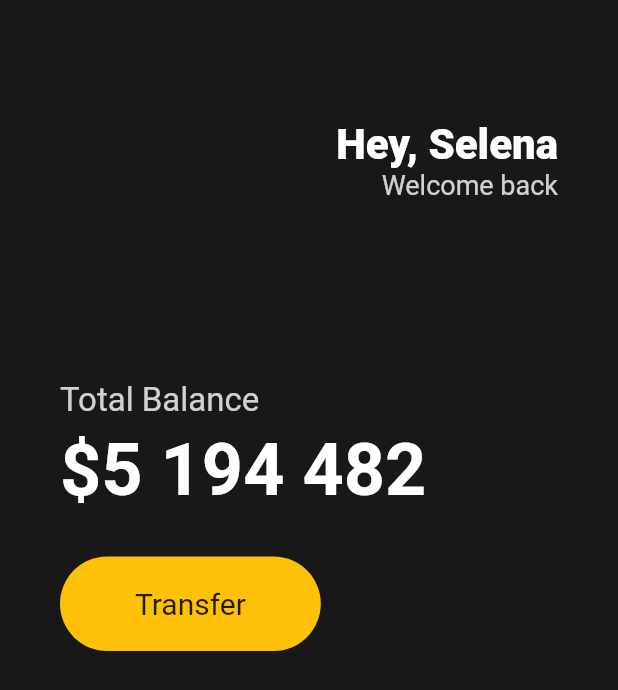
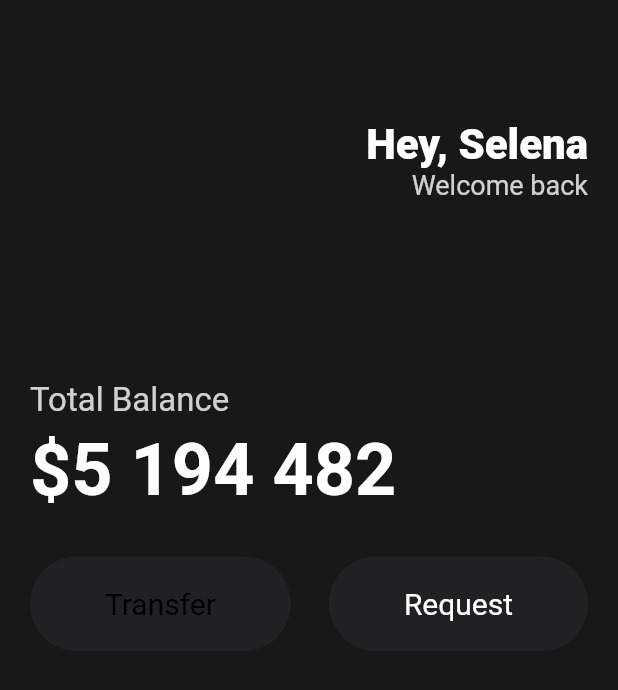
Before and after one commit to nohsangwoo/dribble-Finnancial-Mobile-clone, a Flutter app: the screen it shows after launch, on a phone screen of 412 x 824 dp. Shown: the top 690 px of the screen. Run offline on Flutter 3.47's test engine with Material 2 defaults, Android fonts, the phone set to English and light mode, and no system bars.

Commit message:
Reusable Widget

```diff
--- a/lib/main.dart
+++ b/lib/main.dart
@@ -1,4 +1,5 @@
 import 'package:flutter/material.dart';
+import 'package:toonflix/widgets/Button.dart';
 
 class Player {
   late String name;
@@ -36,7 +37,9 @@ class App extends StatelessWidget {
           // EdgeInsets.all(10) 싱히좌우 모두 10의 패딩을 준다.
           // EdgeInsets.only(top:20) 상단 부분만 20의 패딩을 준다.
           // EdgeInsets.symmetric(vertical: 30) 상하 부분만 30의 패딩을 준다.
-          padding: const EdgeInsets.symmetric(horizontal: 40),
+          padding: const EdgeInsets.symmetric(
+            horizontal: 20,
+          ),
           child: Column(
             crossAxisAlignment: CrossAxisAlignment.start,
             children: [
@@ -95,24 +98,18 @@ class App extends StatelessWidget {
                 height: 30,
               ),
               Row(
-                children: [
-                  Container(
-                      decoration: BoxDecoration(
-                        color: Colors.amber,
-                        borderRadius: BorderRadius.circular(45),
-                      ),
-                      child: const Padding(
-                        padding: EdgeInsets.symmetric(
-                          vertical: 20,
-                          horizontal: 50,
-                        ),
-                        child: Text(
-                          "Transfer",
-                          style: TextStyle(
-                            fontSize: 20,
-                          ),
-                        ),
-                      ))
+                mainAxisAlignment: MainAxisAlignment.spaceBetween,
+                children: const [
+                  Button(
+                    text: "Transfer",
+                    bgColor: Color(0xFF1F2123),
+                    textColor: Colors.black,
+                  ),
+                  Button(
+                    text: "Request",
+                    bgColor: Color(0xFF1F2123),
+                    textColor: Colors.white,
+                  )
                 ],
               )
             ],
--- /dev/null
+++ b/lib/widgets/button.dart
@@ -0,0 +1,49 @@
+import 'package:flutter/material.dart'
+    show
+        BorderRadius,
+        BoxDecoration,
+        BuildContext,
+        Color,
+        Container,
+        EdgeInsets,
+        Padding,
+        StatelessWidget,
+        Text,
+        TextStyle,
+        Widget;
+
+class Button extends StatelessWidget {
+  final String text;
+  final Color bgColor;
+  final Color textColor;
+
+  const Button({
+    super.key,
+    required this.text,
+    required this.bgColor,
+    required this.textColor,
+  });
+
+  @override
+  Widget build(BuildContext context) {
+    return Container(
+      decoration: BoxDecoration(
+        color: bgColor,
+        borderRadius: BorderRadius.circular(45),
+      ),
+      child: Padding(
+        padding: const EdgeInsets.symmetric(
+          vertical: 20,
+          horizontal: 50,
+        ),
+        child: Text(
+          text,
+          style: TextStyle(
+            color: textColor,
+            fontSize: 20,
+          ),
+        ),
+      ),
+    );
+  }
+}
```
Also changed, not shown: 1 other file.
